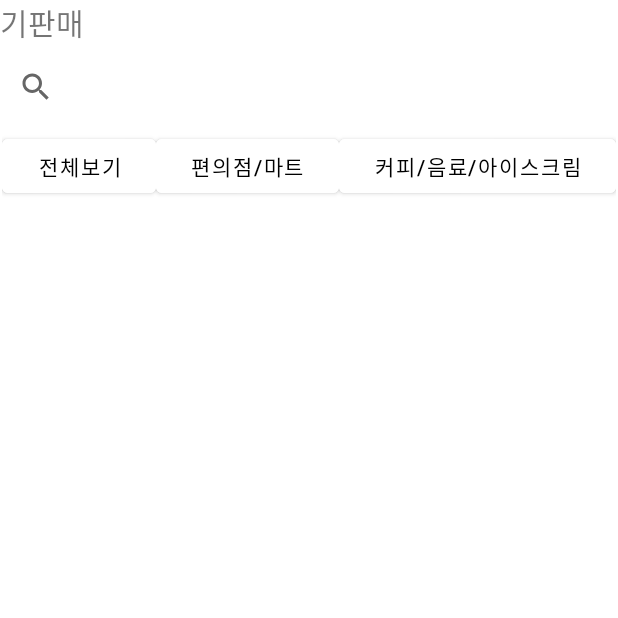
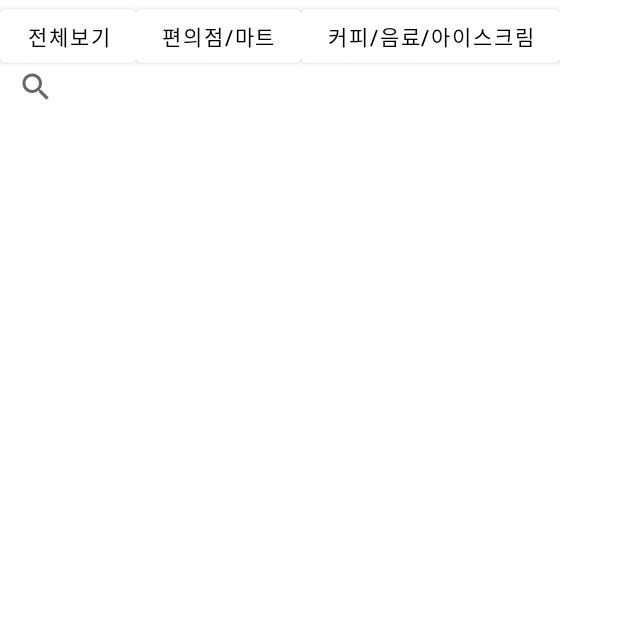
Before and after one commit to maie421/android, an Android app: the screen it shows after launch (MainActivity), on a phone screen of 412 x 824 dp, the top half of it. Run offline under Robolectric (Android 15) with nearby library versions, the phone set to English and light mode, and no system bars.

Commit message:
fix : 메인 메뉴

```diff
--- a/app/src/main/AndroidManifest.xml
+++ b/app/src/main/AndroidManifest.xml
@@ -14,6 +14,9 @@
         android:theme="@style/Theme.MyApplication"
         tools:targetApi="31">
         <activity
+            android:name=".SearchActivity"
+            android:exported="false" />
+        <activity
             android:name=".MainActivity"
             android:exported="true">
             <intent-filter>
--- /dev/null
+++ b/app/src/main/java/com/example/myapplication/SearchActivity.java
@@ -0,0 +1,14 @@
+package com.example.myapplication;
+
+import androidx.appcompat.app.AppCompatActivity;
+
+import android.os.Bundle;
+
+public class SearchActivity extends AppCompatActivity {
+
+    @Override
+    protected void onCreate(Bundle savedInstanceState) {
+        super.onCreate(savedInstanceState);
+        setContentView(R.layout.activity_search);
+    }
+}
--- a/app/src/main/res/layout/activity_main.xml
+++ b/app/src/main/res/layout/activity_main.xml
@@ -10,12 +10,8 @@
         android:id="@+id/linearLayout"
         android:layout_width="413dp"
         android:layout_height="85dp"
-        android:layout_marginBottom="1dp"
         android:orientation="vertical"
-        app:layout_constraintBottom_toTopOf="@+id/linearLayout2"
-        app:layout_constraintEnd_toEndOf="parent"
-        app:layout_constraintStart_toStartOf="parent"
-        app:layout_constraintTop_toTopOf="parent">
+        tools:ignore="MissingConstraints">
 
         <TextView
             android:id="@+id/textView2"
@@ -40,7 +36,8 @@
         <com.google.android.material.textfield.TextInputLayout
             android:layout_width="match_parent"
             android:layout_height="wrap_content"
-            android:background="@color/white">
+            android:background="@color/white"
+            android:baselineAligned="false">
 
         </com.google.android.material.textfield.TextInputLayout>
 
@@ -48,16 +45,12 @@
 
     <LinearLayout
         android:id="@+id/linearLayout2"
-        android:layout_width="0dp"
-        android:layout_height="0dp"
-        android:layout_marginStart="1dp"
-        android:layout_marginEnd="1dp"
-        android:layout_marginBottom="1dp"
+        android:layout_width="373dp"
+        android:layout_height="55dp"
         android:orientation="horizontal"
-        app:layout_constraintBottom_toBottomOf="parent"
-        app:layout_constraintEnd_toEndOf="parent"
-        app:layout_constraintStart_toStartOf="parent"
-        app:layout_constraintTop_toBottomOf="@+id/linearLayout">
+        tools:ignore="MissingConstraints"
+        tools:layout_editor_absoluteX="0dp"
+        tools:layout_editor_absoluteY="85dp">
 
         <Button
             android:id="@+id/button"
@@ -65,26 +58,26 @@
             android:layout_height="wrap_content"
             android:layout_weight="1"
             android:backgroundTint="@color/white"
-            android:textColor="@color/black"
-            android:text="전체보기" />
+            android:text="전체보기"
+            android:textColor="@color/black" />
 
         <Button
             android:id="@+id/button2"
             android:layout_width="wrap_content"
             android:layout_height="wrap_content"
             android:layout_weight="1"
-            android:textColor="@color/black"
             android:backgroundTint="@color/white"
-            android:text="편의점/마트" />
+            android:text="편의점/마트"
+            android:textColor="@color/black" />
 
         <Button
             android:id="@+id/button3"
             android:layout_width="wrap_content"
             android:layout_height="wrap_content"
             android:layout_weight="1"
-            android:textColor="@color/black"
             android:backgroundTint="@color/white"
-            android:text="커피/음료/아이스크림" />
+            android:text="커피/음료/아이스크림"
+            android:textColor="@color/black" />
     </LinearLayout>
 
 </androidx.constraintlayout.widget.ConstraintLayout>
--- /dev/null
+++ b/app/src/main/res/layout/activity_search.xml
@@ -0,0 +1,9 @@
+<?xml version="1.0" encoding="utf-8"?>
+<androidx.constraintlayout.widget.ConstraintLayout xmlns:android="http://schemas.android.com/apk/res/android"
+    xmlns:app="http://schemas.android.com/apk/res-auto"
+    xmlns:tools="http://schemas.android.com/tools"
+    android:layout_width="match_parent"
+    android:layout_height="match_parent"
+    tools:context=".SearchActivity">
+
+</androidx.constraintlayout.widget.ConstraintLayout>
```
